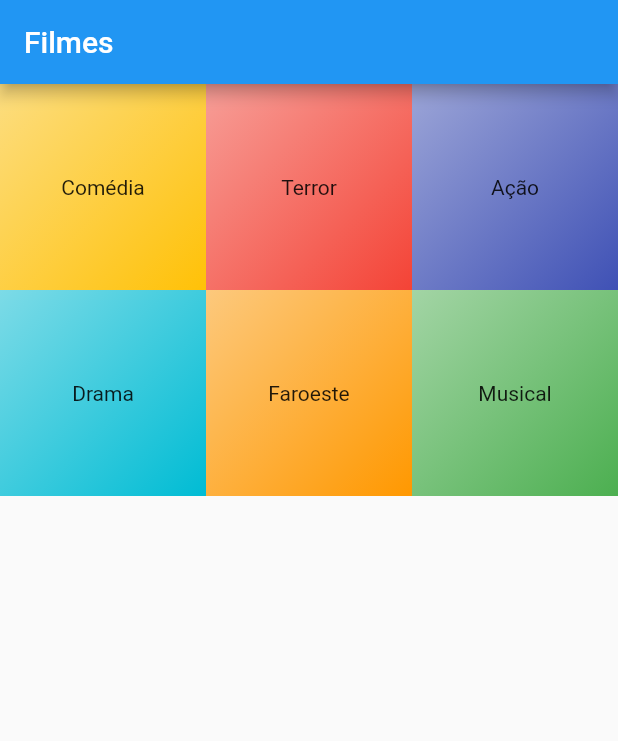
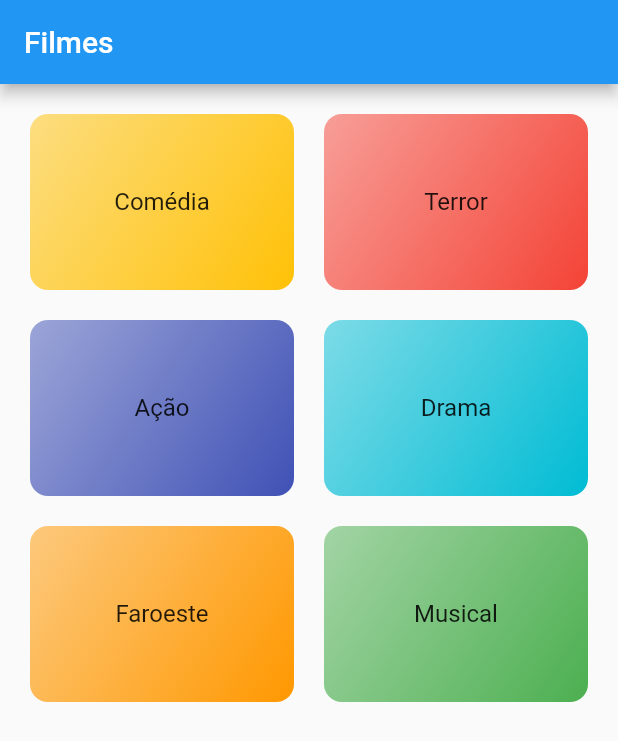
Before and after one commit to caioagralemos/Curso-Flutter, a Flutter app: the screen it shows after launch, on a phone screen of 412 x 824 dp. Shown: the top 741 px of the screen. Run offline on Flutter 3.47's test engine with Material 2 defaults, Android fonts, the phone set to English and light mode, and no system bars.

Commit message:
9 - Movies

```diff
--- a/9 - Movies/movies/lib/components/category.dart
+++ b/9 - Movies/movies/lib/components/category.dart
@@ -1,5 +1,6 @@
 import 'package:flutter/material.dart';
 import 'package:movies/models/category.dart';
+import 'package:movies/screens/movies.dart';
 
 class CategoryItem extends StatelessWidget {
   final Category category;
@@ -7,16 +8,27 @@ class CategoryItem extends StatelessWidget {
 
   @override
   Widget build(BuildContext context) {
-    return Container(
-      padding: const EdgeInsets.all(20),
-      alignment: Alignment.center,
-      decoration: BoxDecoration(
-        gradient: LinearGradient(colors: [category.color.withOpacity(.5), category.color],
-        begin: Alignment.topLeft,
-        end: Alignment.bottomRight,
-        )
+    return InkWell(
+      onTap: () {
+        // navegação entre views!
+        Navigator.of(context).push(
+          MaterialPageRoute(builder: (context) => MoviesScreen(category: category,))); //.push(rota)
+      },
+      child: Container(
+        padding: const EdgeInsets.all(20),
+        alignment: Alignment.center,
+        decoration: BoxDecoration(
+            borderRadius: BorderRadius.circular(12),
+            gradient: LinearGradient(
+              colors: [category.color.withOpacity(.5), category.color],
+              begin: Alignment.topLeft,
+              end: Alignment.bottomRight,
+            )),
+        child: Text(
+          category.title,
+          style: Theme.of(context).textTheme.titleMedium,
+        ),
       ),
-      child: Text(category.title),
     );
   }
 }
--- a/9 - Movies/movies/lib/screens/categories.dart
+++ b/9 - Movies/movies/lib/screens/categories.dart
@@ -8,8 +8,13 @@ class CategoriesScreen extends StatelessWidget {
   @override
   Widget build(BuildContext context) {
     return GridView(
+      padding: const EdgeInsets.all(20),
       gridDelegate: const SliverGridDelegateWithMaxCrossAxisExtent(
-          maxCrossAxisExtent: 200),
+          maxCrossAxisExtent: 200,
+          childAspectRatio: 3 / 2,
+          crossAxisSpacing: 20,
+          mainAxisSpacing: 20
+          ),
       children:
         categories.map((category) {
           return CategoryItem(category: category);
```
Also changed, not shown: 9 - Movies/movies/lib/screens/movies.dart (added, +17 -0 lines).
